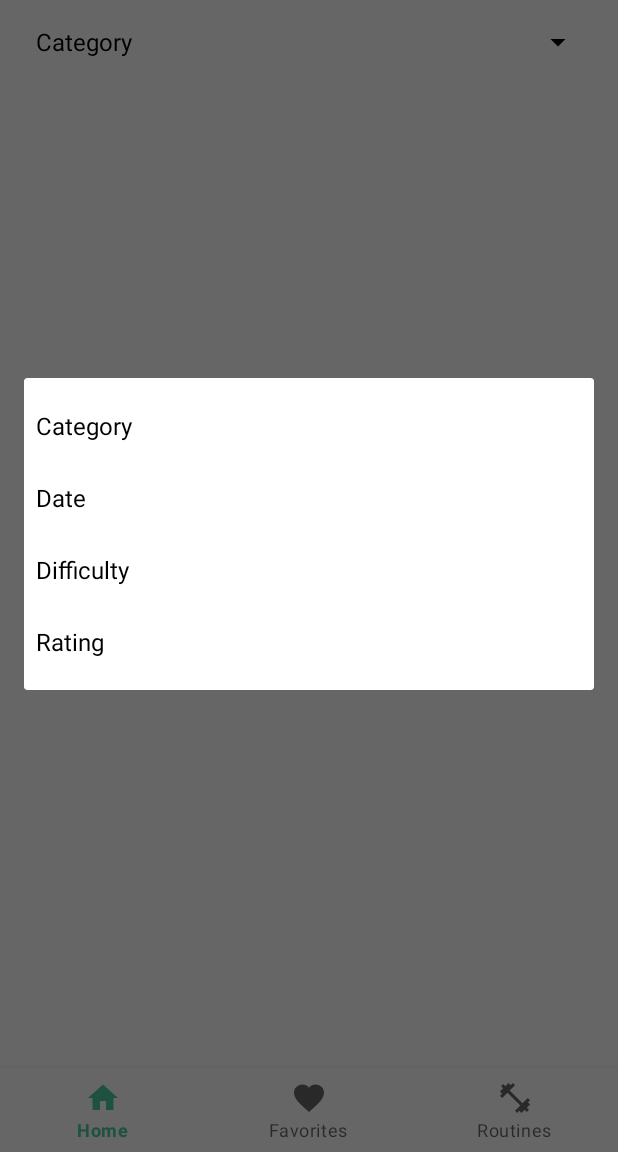
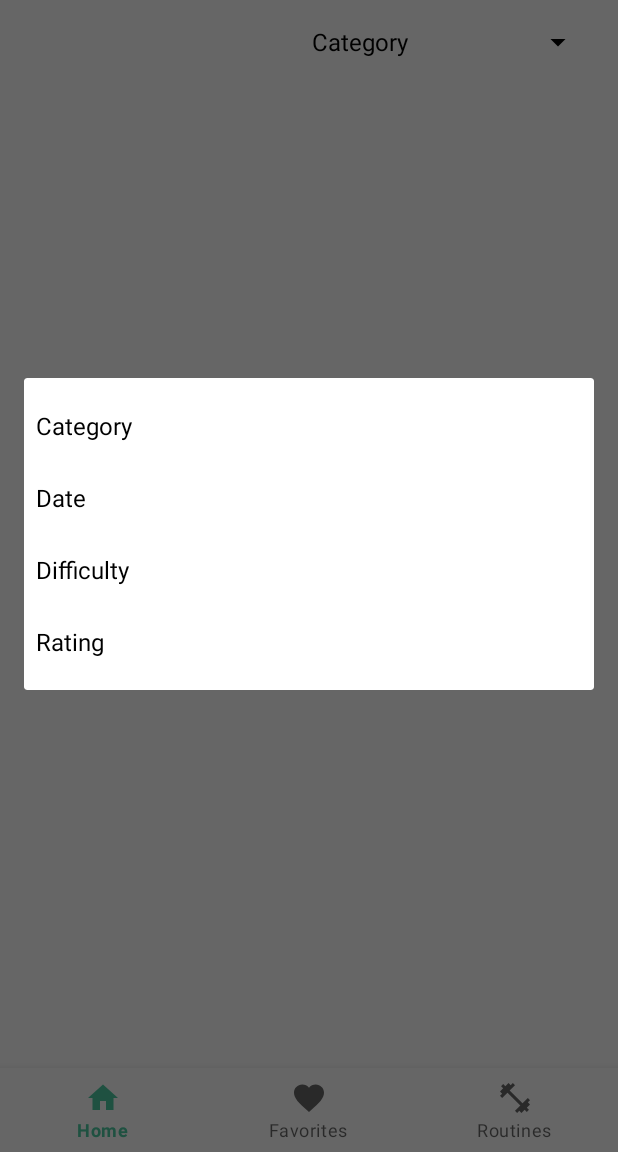
Before and after one commit to JuArce/HCI_TP3_ProfitApp, an Android app: the RoutinesFragment screen opened through its navigation route, after a tap on "Category", on a phone screen of 412 x 824 dp, the part 84-1236 px from its top. Run offline under Robolectric (Android 15) with nearby library versions, the phone set to English and light mode, and no system bars; our stand-ins replace navigation-ui; network calls fail.

Commit message:
Bug fixes.

```diff
--- a/app/src/main/res/layout/activity_login.xml
+++ b/app/src/main/res/layout/activity_login.xml
@@ -2,7 +2,6 @@
 <androidx.constraintlayout.widget.ConstraintLayout xmlns:android="http://schemas.android.com/apk/res/android"
     xmlns:app="http://schemas.android.com/apk/res-auto"
     xmlns:tools="http://schemas.android.com/tools"
-    android:id="@+id/background"
     android:layout_width="match_parent"
     android:layout_height="match_parent"
     android:background="@color/white"
--- a/app/src/main/res/layout/fragment_routines.xml
+++ b/app/src/main/res/layout/fragment_routines.xml
@@ -10,7 +10,7 @@
         android:id="@+id/routines_spinner"
         android:layout_width="0dp"
         android:layout_height="wrap_content"
-        android:layout_marginStart="16dp"
+        android:layout_marginStart="200dp"
         android:layout_marginTop="16dp"
         android:layout_marginEnd="16dp"
         android:spinnerMode="dialog"
```
